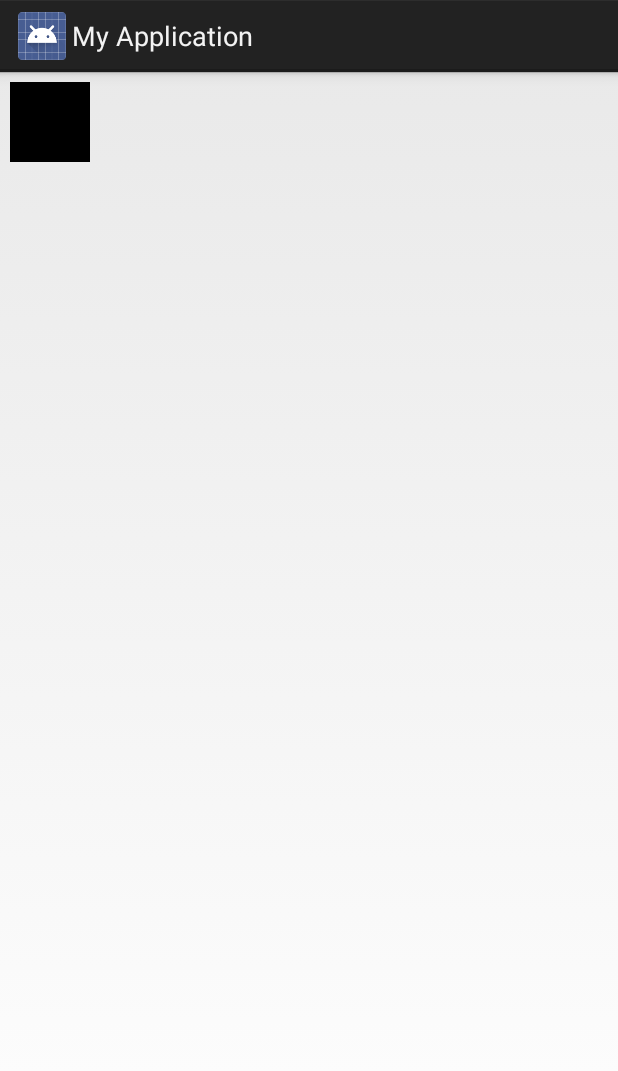
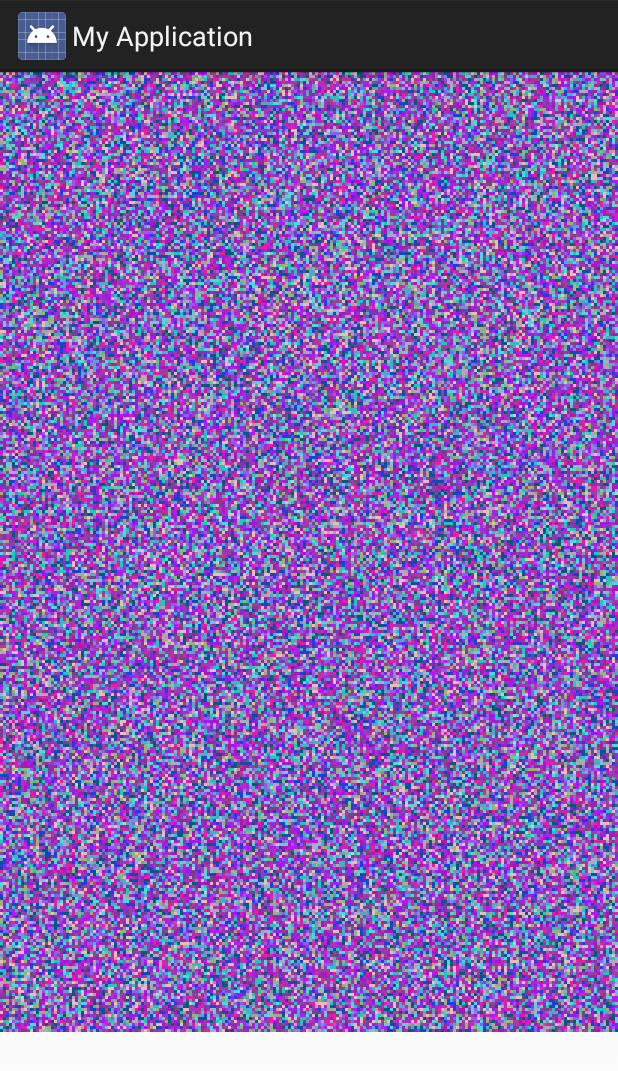
Before and after one commit to Skipor/ColorCellularAutomaton, an Android app: the screen it shows after launch (MainActivity), on a phone screen of 412 x 824 dp. Shown: the top 1071 px of the screen. Run offline under Robolectric (Android 15) with nearby library versions, the phone set to English and light mode, and no system bars.

Commit message:
working version. 1-2 fps.

```diff
--- a/MyApplication/src/main/java/ru/skipor/test2/MainActivity.java
+++ b/MyApplication/src/main/java/ru/skipor/test2/MainActivity.java
@@ -3,6 +3,7 @@ package ru.skipor.test2;
 import android.content.Context;
 import android.graphics.Canvas;
 import android.graphics.Paint;
+import android.graphics.Rect;
 import android.os.Bundle;
 import android.app.Activity;
 import android.view.View;
@@ -15,26 +16,40 @@ public class MainActivity extends Activity {
 
     static class myView extends View {
         final static int COLORS_NUM = 16; //16 is only possible
-        final static int HEIGHT = 640;
-        final static int WIDTH = 480;
+        final static int HEIGHT = 320;
+        final static int WIDTH = 240;
+        final static int RECT_HEIGHT = 3; //pixel
+        final static int RECT_WIDTH = 3;
+
+        final static Rect[][] rectangles = new Rect[HEIGHT][WIDTH];
+
+        final static Paint[] paints = new Paint[COLORS_NUM];
+        final static Random random = new Random();
         State current;
         State next;
 
-        final static Paint[] paints = new Paint[COLORS_NUM];
-        final static Random random = new Random();
-
+        ///
+        boolean firstDraw = true;
+        int count = 0;
+        ///
 
 
         static {
             for (int i = 0; i < COLORS_NUM; i++) {
                 paints[i] = new Paint();
                 paints[i].setARGB(255, random.nextInt(256), random.nextInt(256), random.nextInt(256));
+            }
+            for (int i = 0; i < HEIGHT; i++) {
+                for (int j = 0; j < WIDTH; j++) {
+                    rectangles[i][j] = new Rect(j * RECT_WIDTH, i * RECT_HEIGHT, (j + 1) * (RECT_WIDTH), (i + 1) * (RECT_HEIGHT ));
+                }
+            }
 
-            }
+
         }
 
         class State {
-            int colors[][];
+            public int colors[][];
 
             State() {
                 colors = new int[myView.HEIGHT][myView.WIDTH];
@@ -52,21 +67,88 @@ public class MainActivity extends Activity {
         public myView(Context context) {
             super(context);
             current = new State();
-            current = new State();
-        }
-
-        protected void nextState() {
-
+            current.setRandom();
+            next = new State();
 
         }
 
 
+
+
         @Override
         public void onDraw(Canvas canvas) {
-            Paint paint = new Paint();
-            paint.setARGB(255, 0, 0, 0);
-            canvas.drawRect(10, 10, 90, 90, paint);
-            invalidate();
+//            if (firstDraw){
+//                firstDraw = false;
+            current.setRandom();
+                for (int i = 0; i < HEIGHT; i++) {
+                    for (int j = 0; j < WIDTH; j++) {
+                        canvas.drawRect(rectangles[i][j], paints[current.colors[i][j]]);
+                    }
+                }
+//            }
+
+////
+////            while (count < 1) {
+////                ++count;
+//
+//
+//            State swapState;
+//            int nextColor;
+//            boolean changeColor;
+//                for (int i = 1; i < HEIGHT - 1; i++) {// most part change
+//                    for (int j = 1; j < WIDTH - 1; j++) {
+//                        changeColor = false;
+//                        nextColor = ((current.colors[i][j] + 1) & 15);
+//                        changeColor |= (current.colors[i - 1][j - 1] == nextColor);
+//                        changeColor |= (current.colors[i - 1][j] == nextColor);
+//                        changeColor |= (current.colors[i - 1][j + 1] == nextColor);
+//                        changeColor |= (current.colors[i][j - 1] == nextColor);
+//                        changeColor |= (current.colors[i][j + 1] == nextColor);
+//                        changeColor |= (current.colors[i + 1][j - 1] == nextColor);
+//                        changeColor |= (current.colors[i + 1][j] == nextColor);
+//                        changeColor |= (current.colors[i + 1][j + 1] == nextColor);
+////                        next.colors[i][j] = changeColor ? nextColor : current.colors[i][j];
+//                        if (changeColor) {
+//                            canvas.drawRect(rectangles[i][j], paints[nextColor]);
+//                            next.colors[i][j] = nextColor;
+//                        } else {
+//                            next.colors[i][j] = current.colors[i][j];
+//                        }
+//
+//                    }
+//                }
+////                int j = 0;
+////                for (int i = 1; i < HEIGHT - 1; i++) {
+////                    changeColor = false;
+////                    nextColor = ((current.colors[i][j] + 1) & 15);
+////                    changeColor |= (current.colors[i - 1][WIDTH - 1] == nextColor);
+////                    changeColor |= (current.colors[i - 1][j] == nextColor);
+////                    changeColor |= (current.colors[i - 1][j + 1] == nextColor);
+////                    changeColor |= (current.colors[i][WIDTH - 1] == nextColor);
+////                    changeColor |= (current.colors[i][j + 1] == nextColor);
+////                    changeColor |= (current.colors[i + 1][WIDTH - 1] == nextColor);
+////                    changeColor |= (current.colors[i + 1][j] == nextColor);
+////                    changeColor |= (current.colors[i + 1][j + 1] == nextColor);
+//////                        next.colors[i][j] = changeColor ? nextColor : current.colors[i][j];
+////                    if (changeColor) {
+////                        canvas.drawRect(rectangles[i][j], paints[nextColor]);
+////                        next.colors[i][j] = nextColor;
+////                    } else {
+////                        next.colors[i][j] = current.colors[i][j];
+////                    }
+////                }
+////
+////                int j =
+////
+//                swapState = current;
+//                current = next;
+//                next = swapState;
+////            }
+
+if (count < 100){
+invalidate();
+    count++;
+}
         }
     }
 
```
